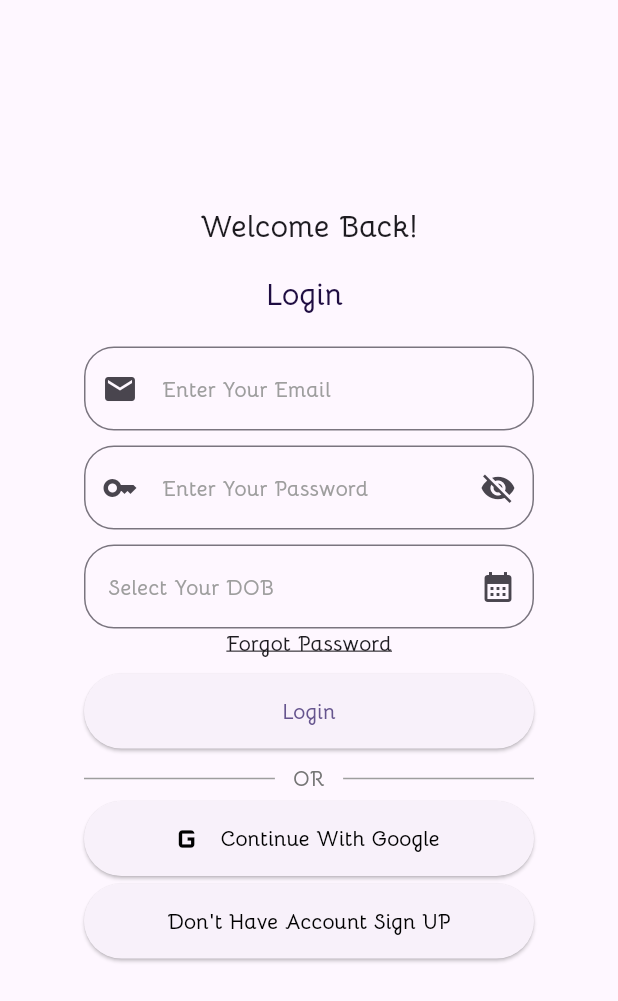
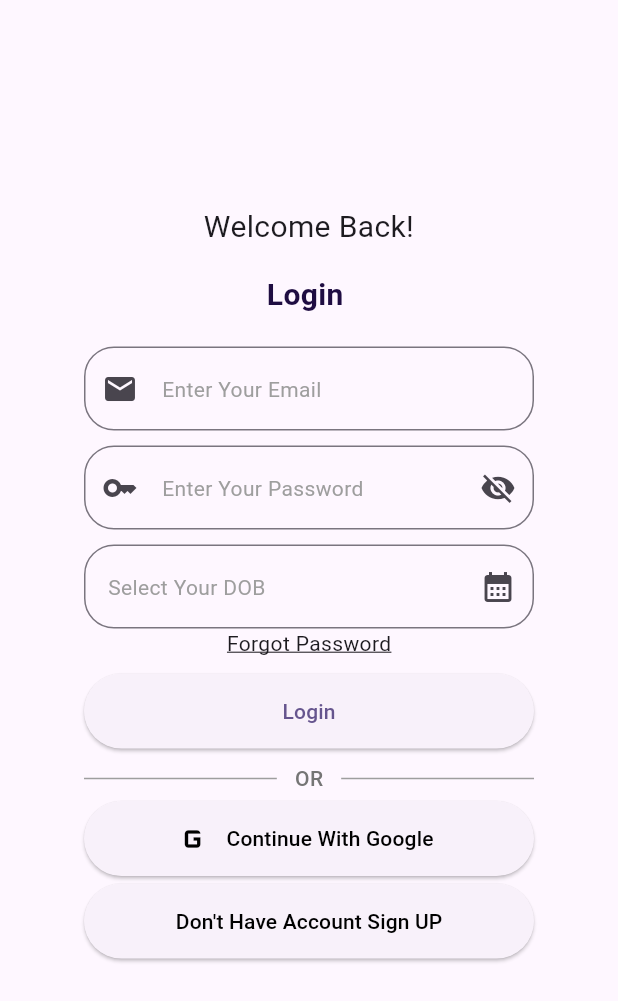
Before and after one commit to nikhilbishnoi007/Flutter-Practice, a Flutter app: the screen it shows after launch, on a phone screen of 412 x 824 dp. Shown: the top 1001 px of the screen. Run offline on Flutter 3.47's test engine with Material 3 defaults, Android fonts, the phone set to English and light mode, and no system bars; our stand-ins replace shared_preferences.

Commit message:
change font family

```diff
--- a/login_ui/lib/main.dart
+++ b/login_ui/lib/main.dart
@@ -16,7 +16,6 @@ class MyApp extends StatelessWidget {
       title: 'Student Management',
       debugShowCheckedModeBanner: false,
       theme: ThemeData(
-        fontFamily: "MainFont",
         colorScheme: ColorScheme.fromSeed(seedColor: const Color(0xFF1F0D42)),
       ),
       home: const SplashScreen(),
```
